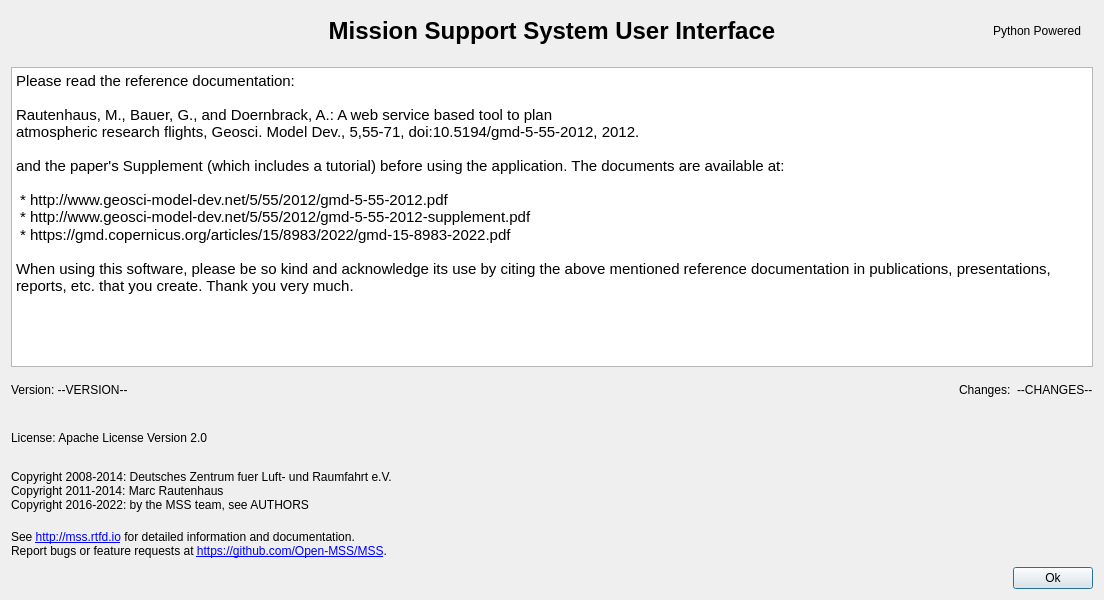
Qt form mslib/msui/ui/ui_about_dialog.ui (Open-MSS/MSS) before a commit.
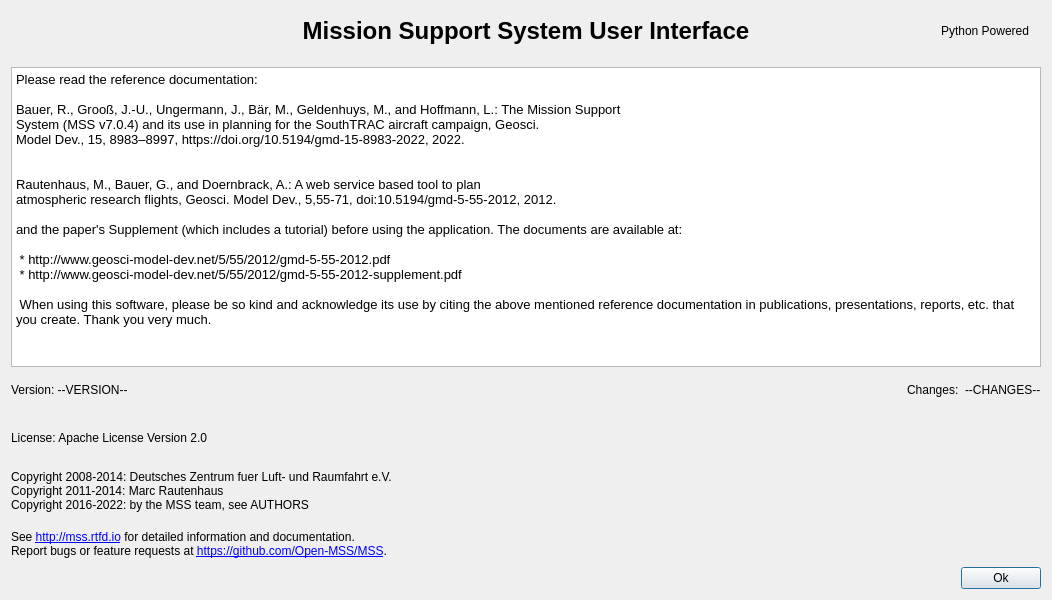
The same form after that commit.

Commit message: Updated NOTICE,ui*.py,ui*ui files

What changed in the file:
```diff
--- a/mslib/msui/ui/ui_about_dialog.ui
+++ b/mslib/msui/ui/ui_about_dialog.ui
@@ -6,7 +6,7 @@
    <rect>
     <x>0</x>
     <y>0</y>
-    <width>1104</width>
+    <width>1052</width>
     <height>600</height>
    </rect>
   </property>
@@ -139,9 +139,23 @@
         <string>&lt;!DOCTYPE HTML PUBLIC &quot;-//W3C//DTD HTML 4.0//EN&quot; &quot;http://www.w3.org/TR/REC-html40/strict.dtd&quot;&gt;
 &lt;html&gt;&lt;head&gt;&lt;meta name=&quot;qrichtext&quot; content=&quot;1&quot; /&gt;&lt;style type=&quot;text/css&quot;&gt;
 p, li { white-space: pre-wrap; }
-&lt;/style&gt;&lt;/head&gt;&lt;body style=&quot; font-family:'Ubuntu'; font-size:11pt; font-weight:400; font-style:normal;&quot;&gt;
-&lt;p style=&quot; margin-top:0px; margin-bottom:0px; margin-left:0px; margin-right:0px; -qt-block-indent:0; text-indent:0px;&quot;&gt;&lt;span style=&quot; font-family:'DejaVu Sans Mono'; color:#000000; background-color:#ffffff;&quot;&gt;Please read the reference documentation:&lt;/span&gt;&lt;span style=&quot; font-family:'DejaVu Sans Mono'; color:#000000;&quot;&gt;&lt;br /&gt;&lt;br /&gt;Rautenhaus, M., Bauer, G., and Doernbrack, A.: A web service based tool to plan&lt;br /&gt;atmospheric research flights, Geosci. Model Dev., 5,55-71, doi:10.5194/gmd-5-55-2012, 2012.&lt;br /&gt;&lt;br /&gt;and the paper's Supplement (which includes a tutorial) before using the application. The documents are available at:&lt;br /&gt;&lt;br /&gt; * &lt;/span&gt;&lt;span style=&quot; font-family:'DejaVu Sans Mono'; color:#000000; background-color:#ffffff;&quot;&gt;http://www.geosci-model-dev.net/5/55/2012/gmd-5-55-2012.pdf&lt;/span&gt;&lt;span style=&quot; font-family:'DejaVu Sans Mono'; color:#000000;&quot;&gt;&lt;br /&gt; * http://www.geosci-model-dev.net/5/55/2012/gmd-5-55-2012-supplement.pdf&lt;/span&gt;&lt;/p&gt;
-&lt;p style=&quot; margin-top:0px; margin-bottom:0px; margin-left:0px; margin-right:0px; -qt-block-indent:0; text-indent:0px;&quot;&gt;&lt;span style=&quot; font-family:'DejaVu Sans Mono'; color:#000000;&quot;&gt; * https://gmd.copernicus.org/articles/15/8983/2022/gmd-15-8983-2022.pdf&lt;br /&gt;&lt;br /&gt;When using this software, please be so kind and acknowledge its use by citing the above mentioned reference documentation in publications, presentations, reports, etc. that you create. Thank you very much.&lt;br /&gt;&lt;br /&gt;&lt;/span&gt;&lt;/p&gt;&lt;/body&gt;&lt;/html&gt;</string>
+&lt;/style&gt;&lt;/head&gt;&lt;body style=&quot; font-family:'Sans Serif'; font-size:9pt; font-weight:400; font-style:normal;&quot;&gt;
+&lt;p style=&quot; margin-top:0px; margin-bottom:0px; margin-left:0px; margin-right:0px; -qt-block-indent:0; text-indent:0px;&quot;&gt;&lt;span style=&quot; font-size:10pt;&quot;&gt;Please read the reference documentation:&lt;/span&gt;&lt;/p&gt;
+&lt;p style=&quot;-qt-paragraph-type:empty; margin-top:0px; margin-bottom:0px; margin-left:0px; margin-right:0px; -qt-block-indent:0; text-indent:0px; font-size:10pt;&quot;&gt;&lt;br /&gt;&lt;/p&gt;
+&lt;p style=&quot; margin-top:0px; margin-bottom:0px; margin-left:0px; margin-right:0px; -qt-block-indent:0; text-indent:0px;&quot;&gt;&lt;span style=&quot; font-size:10pt;&quot;&gt;Bauer, R., Grooß, J.-U., Ungermann, J., Bär, M., Geldenhuys, M., and Hoffmann, L.: The Mission Support&lt;/span&gt;&lt;/p&gt;
+&lt;p style=&quot; margin-top:0px; margin-bottom:0px; margin-left:0px; margin-right:0px; -qt-block-indent:0; text-indent:0px;&quot;&gt;&lt;span style=&quot; font-size:10pt;&quot;&gt;System (MSS v7.0.4) and its use in planning for the SouthTRAC aircraft campaign, Geosci.&lt;/span&gt;&lt;/p&gt;
+&lt;p style=&quot; margin-top:0px; margin-bottom:0px; margin-left:0px; margin-right:0px; -qt-block-indent:0; text-indent:0px;&quot;&gt;&lt;span style=&quot; font-size:10pt;&quot;&gt;Model Dev., 15, 8983–8997, https://doi.org/10.5194/gmd-15-8983-2022, 2022.&lt;/span&gt;&lt;/p&gt;
+&lt;p style=&quot;-qt-paragraph-type:empty; margin-top:0px; margin-bottom:0px; margin-left:0px; margin-right:0px; -qt-block-indent:0; text-indent:0px; font-size:10pt;&quot;&gt;&lt;br /&gt;&lt;/p&gt;
+&lt;p style=&quot;-qt-paragraph-type:empty; margin-top:0px; margin-bottom:0px; margin-left:0px; margin-right:0px; -qt-block-indent:0; text-indent:0px; font-size:10pt;&quot;&gt;&lt;br /&gt;&lt;/p&gt;
+&lt;p style=&quot; margin-top:0px; margin-bottom:0px; margin-left:0px; margin-right:0px; -qt-block-indent:0; text-indent:0px;&quot;&gt;&lt;span style=&quot; font-size:10pt;&quot;&gt;Rautenhaus, M., Bauer, G., and Doernbrack, A.: A web service based tool to plan&lt;/span&gt;&lt;/p&gt;
+&lt;p style=&quot; margin-top:0px; margin-bottom:0px; margin-left:0px; margin-right:0px; -qt-block-indent:0; text-indent:0px;&quot;&gt;&lt;span style=&quot; font-size:10pt;&quot;&gt;atmospheric research flights, Geosci. Model Dev., 5,55-71, doi:10.5194/gmd-5-55-2012, 2012.&lt;/span&gt;&lt;/p&gt;
+&lt;p style=&quot;-qt-paragraph-type:empty; margin-top:0px; margin-bottom:0px; margin-left:0px; margin-right:0px; -qt-block-indent:0; text-indent:0px; font-size:10pt;&quot;&gt;&lt;br /&gt;&lt;/p&gt;
+&lt;p style=&quot; margin-top:0px; margin-bottom:0px; margin-left:0px; margin-right:0px; -qt-block-indent:0; text-indent:0px;&quot;&gt;&lt;span style=&quot; font-size:10pt;&quot;&gt;and the paper's Supplement (which includes a tutorial) before using the application. The documents are available at:&lt;/span&gt;&lt;/p&gt;
+&lt;p style=&quot;-qt-paragraph-type:empty; margin-top:0px; margin-bottom:0px; margin-left:0px; margin-right:0px; -qt-block-indent:0; text-indent:0px; font-size:10pt;&quot;&gt;&lt;br /&gt;&lt;/p&gt;
+&lt;p style=&quot; margin-top:0px; margin-bottom:0px; margin-left:0px; margin-right:0px; -qt-block-indent:0; text-indent:0px;&quot;&gt;&lt;span style=&quot; font-size:10pt;&quot;&gt; * http://www.geosci-model-dev.net/5/55/2012/gmd-5-55-2012.pdf&lt;/span&gt;&lt;/p&gt;
+&lt;p style=&quot; margin-top:0px; margin-bottom:0px; margin-left:0px; margin-right:0px; -qt-block-indent:0; text-indent:0px;&quot;&gt;&lt;span style=&quot; font-size:10pt;&quot;&gt; * http://www.geosci-model-dev.net/5/55/2012/gmd-5-55-2012-supplement.pdf&lt;/span&gt;&lt;/p&gt;
+&lt;p style=&quot; margin-top:0px; margin-bottom:0px; margin-left:0px; margin-right:0px; -qt-block-indent:0; text-indent:0px;&quot;&gt;&lt;span style=&quot; font-size:10pt;&quot;&gt; &lt;/span&gt;&lt;/p&gt;
+&lt;p style=&quot; margin-top:0px; margin-bottom:0px; margin-left:0px; margin-right:0px; -qt-block-indent:0; text-indent:0px;&quot;&gt;&lt;span style=&quot; font-size:10pt;&quot;&gt; When using this software, please be so kind and acknowledge its use by citing the above mentioned reference documentation in publications, presentations, reports, etc. that you create. Thank you very much.&lt;/span&gt;&lt;/p&gt;&lt;/body&gt;&lt;/html&gt;</string>
        </property>
       </widget>
      </item>
```
The commit also changes 2 other files.
